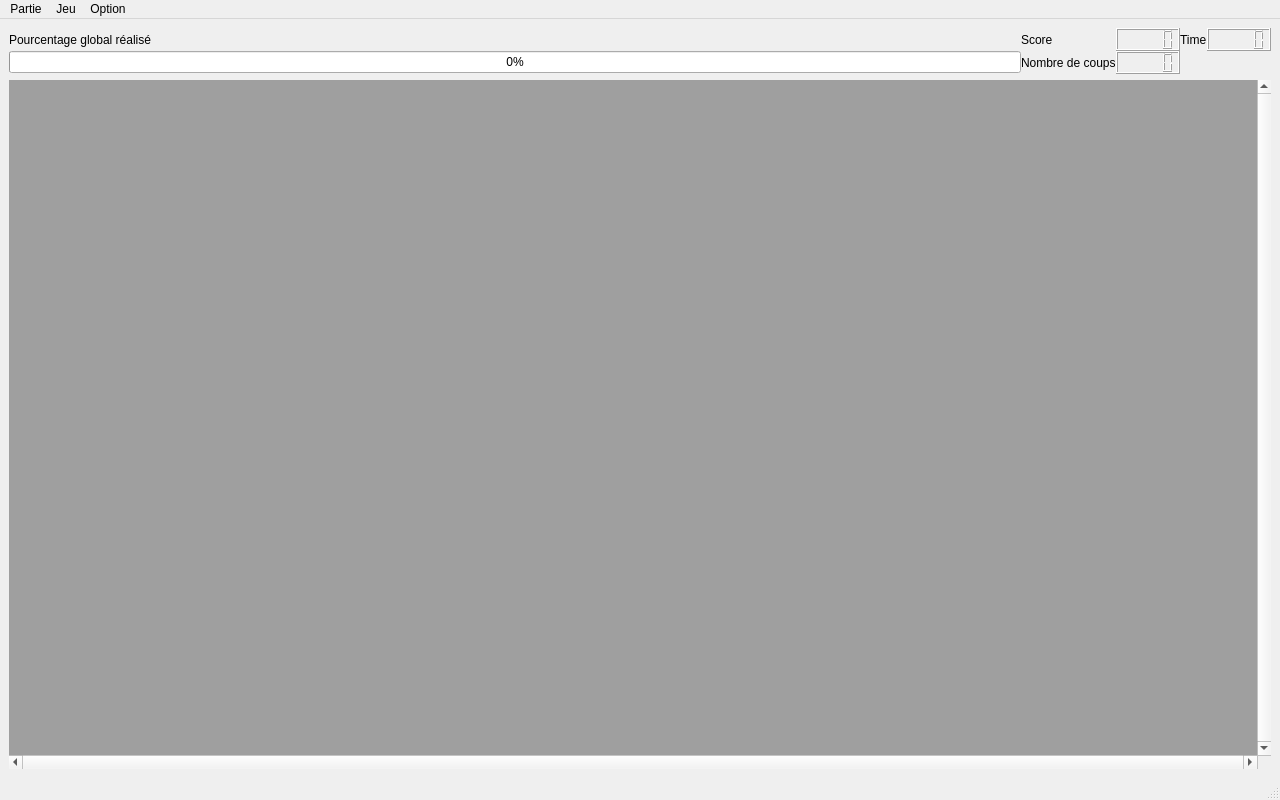
Before: the Qt Designer form SNOTRA/Game.ui in SNOTRAProject/snotra, drawn with Qt 5.
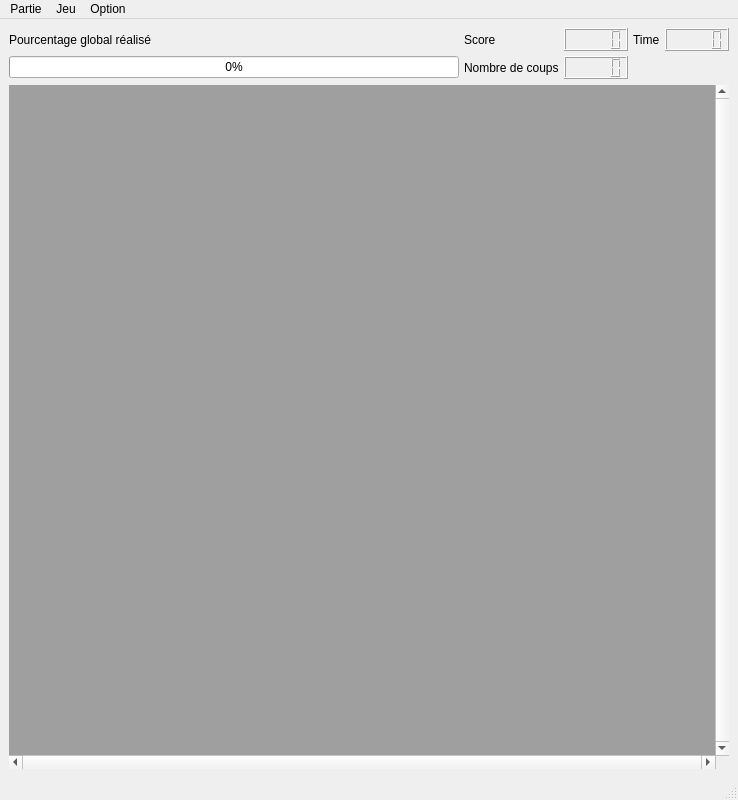
After: the same form once the commit is applied.

Diff of the .ui file:
```diff
--- a/SNOTRA/Game.ui
+++ b/SNOTRA/Game.ui
@@ -6,7 +6,7 @@
    <rect>
     <x>0</x>
     <y>0</y>
-    <width>1280</width>
+    <width>738</width>
     <height>800</height>
    </rect>
   </property>
@@ -21,7 +21,7 @@
        <enum>QLayout::SetMinAndMaxSize</enum>
       </property>
       <property name="spacing">
-       <number>0</number>
+       <number>5</number>
       </property>
       <item row="0" column="3">
        <widget class="QLabel" name="timeLabel">
@@ -202,7 +202,7 @@
     <rect>
      <x>0</x>
      <y>0</y>
-     <width>1280</width>
+     <width>738</width>
      <height>25</height>
     </rect>
    </property>
```
Left out of the diff: 97 changed lines with no effect on the pictures.
